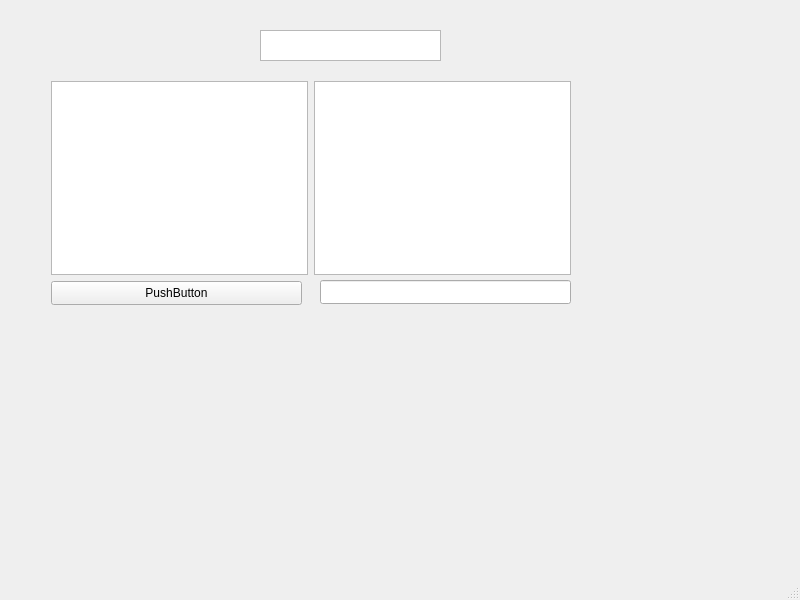
The window that mainwindow.ui (PavelT2000/LANChatQt) describes before a commit, drawn with Qt 5.
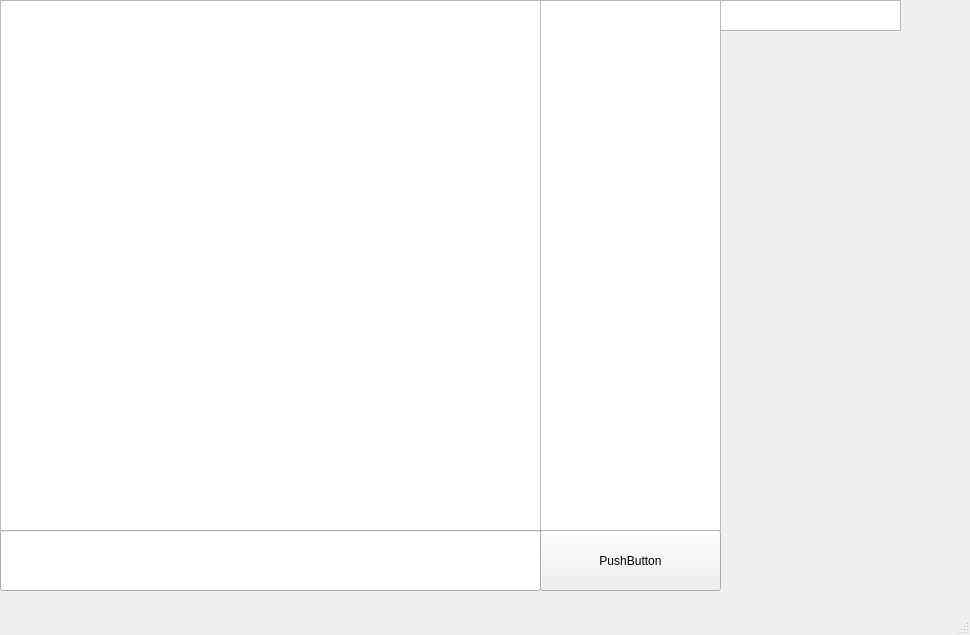
The same window after the commit.

The edit to the form file:
```diff
--- a/mainwindow.ui
+++ b/mainwindow.ui
@@ -6,8 +6,8 @@
    <rect>
     <x>0</x>
     <y>0</y>
-    <width>800</width>
-    <height>600</height>
+    <width>970</width>
+    <height>635</height>
    </rect>
   </property>
   <property name="windowTitle">
@@ -17,53 +17,55 @@
    <widget class="QLineEdit" name="lineEdit">
     <property name="geometry">
      <rect>
-      <x>320</x>
-      <y>280</y>
-      <width>251</width>
-      <height>24</height>
+      <x>0</x>
+      <y>530</y>
+      <width>541</width>
+      <height>61</height>
      </rect>
     </property>
    </widget>
-   <widget class="QPushButton" name="pushButton">
+   <widget class="QTextEdit" name="teNameField">
     <property name="geometry">
      <rect>
-      <x>51</x>
-      <y>281</y>
-      <width>251</width>
-      <height>24</height>
+      <x>720</x>
+      <y>0</y>
+      <width>181</width>
+      <height>31</height>
+     </rect>
+    </property>
+   </widget>
+   <widget class="QPushButton" name="btnEnterMessage">
+    <property name="geometry">
+     <rect>
+      <x>540</x>
+      <y>530</y>
+      <width>181</width>
+      <height>61</height>
      </rect>
     </property>
     <property name="text">
      <string>PushButton</string>
     </property>
    </widget>
-   <widget class="QTextEdit" name="textEdit">
+   <widget class="QListWidget" name="lstPeers">
     <property name="geometry">
      <rect>
-      <x>260</x>
-      <y>30</y>
+      <x>540</x>
+      <y>0</y>
       <width>181</width>
-      <height>31</height>
+      <height>531</height>
      </rect>
     </property>
    </widget>
-   <widget class="QWidget" name="layoutWidget">
+   <widget class="QTextBrowser" name="tbChatField">
     <property name="geometry">
      <rect>
-      <x>51</x>
-      <y>81</y>
-      <width>520</width>
-      <height>194</height>
+      <x>0</x>
+      <y>0</y>
+      <width>541</width>
+      <height>531</height>
      </rect>
     </property>
-    <layout class="QHBoxLayout" name="horizontalLayout">
-     <item>
-      <widget class="QListWidget" name="listWidget"/>
-     </item>
-     <item>
-      <widget class="QTextBrowser" name="textBrowser"/>
-     </item>
-    </layout>
    </widget>
   </widget>
   <widget class="QMenuBar" name="menubar">
```
Left out of the diff: 6 changed lines with no effect on the pictures.
